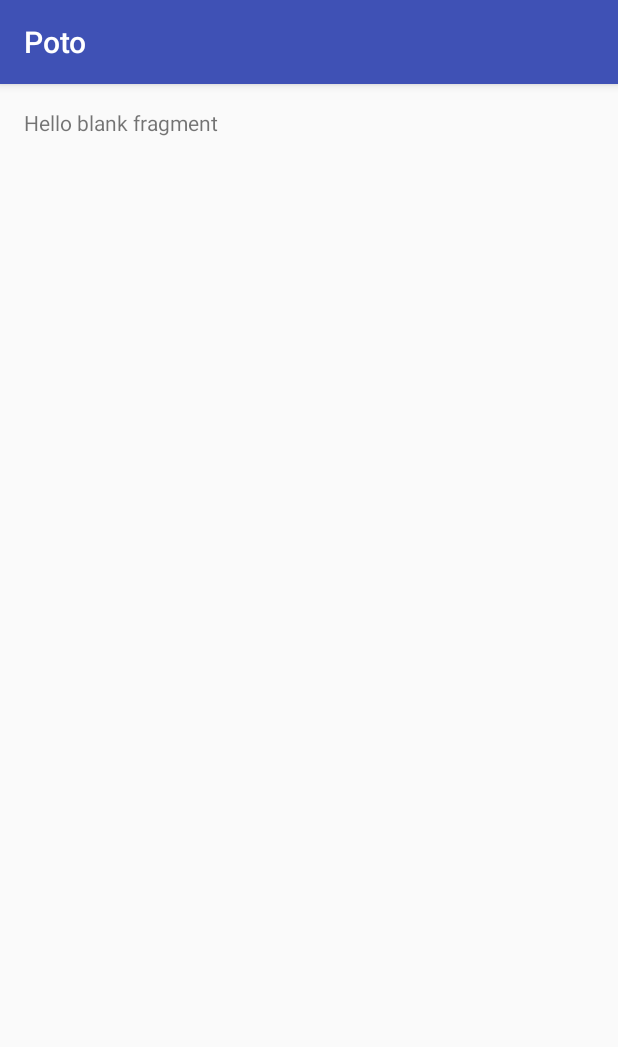
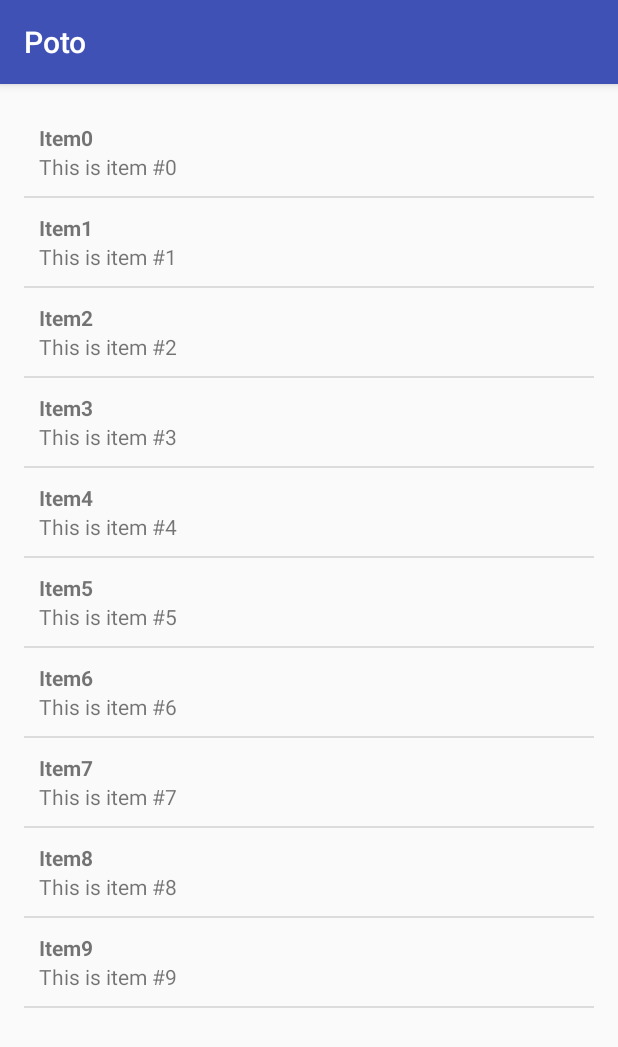
Before and after one commit to Wall-Dough/poto, an Android app: the screen it shows after launch (MainActivity), on a phone screen of 412 x 824 dp. Shown: the top 1047 px of the screen. Run offline under Robolectric (Android 15) with nearby library versions, the light colour scheme and no system bars.

Commit message:
Made generic list fragment

```diff
--- /dev/null
+++ b/Poto/app/src/main/java/com/wall_dough/poto/ItemListAdapter.java
@@ -0,0 +1,48 @@
+package com.wall_dough.poto;
+
+import android.content.Context;
+import android.view.LayoutInflater;
+import android.view.View;
+import android.view.ViewGroup;
+import android.widget.ArrayAdapter;
+import android.widget.TextView;
+
+import com.wall_dough.poto.models.items.lists.ListItem;
+
+import java.util.List;
+
+/**
+ * Created by andrew on 6/1/16.
+ */
+public class ItemListAdapter extends ArrayAdapter<ListItem> {
+    public ItemListAdapter(Context context, int textViewResourceId) {
+        super(context, textViewResourceId);
+    }
+
+    public ItemListAdapter(Context context, int resource, List<ListItem> items) {
+        super(context, resource, items);
+    }
+
+    @Override
+    public View getView(int position, View convertView, ViewGroup parent) {
+        View v = convertView;
+
+        if (v == null) {
+            LayoutInflater vi;
+            vi = LayoutInflater.from(getContext());
+            v = vi.inflate(R.layout.generic_list_item, null);
+        }
+
+        ListItem p = getItem(position);
+
+        if (p != null) {
+            TextView nameView = (TextView) v.findViewById(R.id.item_name);
+            TextView contentView = (TextView) v.findViewById(R.id.item_content);
+
+            nameView.setText(p.getName());
+            contentView.setText(p.getContent());
+        }
+
+        return v;
+    }
+}
--- a/Poto/app/src/main/java/com/wall_dough/poto/ItemListFragment.java
+++ b/Poto/app/src/main/java/com/wall_dough/poto/ItemListFragment.java
@@ -1,22 +1,34 @@
 package com.wall_dough.poto;
 
 import android.app.Fragment;
+import android.app.ListFragment;
 import android.content.Context;
 import android.net.Uri;
 import android.os.Bundle;
+import android.util.Log;
 import android.view.LayoutInflater;
 import android.view.View;
 import android.view.ViewGroup;
+import android.widget.AdapterView;
+import android.widget.ArrayAdapter;
+import android.widget.Button;
+import android.widget.ListView;
+import android.widget.Spinner;
+
+import com.wall_dough.poto.models.items.lists.ListItem;
+
+import java.util.ArrayList;
+import java.util.List;
 
 /**
  * A simple {@link Fragment} subclass.
- * Activities that contain this fragment must implement the
- * {@link ItemListFragment.OnFragmentInteractionListener} interface
- * to handle interaction events.
  * Use the {@link ItemListFragment#newInstance} factory method to
  * create an instance of this fragment.
  */
-public class ItemListFragment extends Fragment {
+public class ItemListFragment extends ListFragment {
+
+    private static final String TAG = ItemListFragment.class.getSimpleName();
+
     // TODO: Rename parameter arguments, choose names that match
     // the fragment initialization parameters, e.g. ARG_ITEM_NUMBER
     private static final String ARG_PARAM1 = "param1";
@@ -25,8 +37,6 @@ public class ItemListFragment extends Fragment {
     // TODO: Rename and change types of parameters
     private String mParam1;
     private String mParam2;
-
-    private OnFragmentInteractionListener mListener;
 
     public ItemListFragment() {
         // Required empty public constructor
@@ -59,49 +69,49 @@ public class ItemListFragment extends Fragment {
         }
     }
 
+
+
+    private ArrayList<ListItem> getItemList() {
+        ArrayList<ListItem> itemList = new ArrayList();
+
+        int numItems = 10;
+        for (int i = 0; i < numItems; i++) {
+            ListItem item = new ListItem();
+            item.setName("Item" + String.valueOf(i));
+            item.setContent("This is item #" + String.valueOf(i));
+            item.setNumRatings(2 * i + 1);
+            item.setRating(5);
+            item.setUserRating(5);
+            itemList.add(item);
+        }
+
+        return itemList;
+
+    }
+
     @Override
     public View onCreateView(LayoutInflater inflater, ViewGroup container,
                              Bundle savedInstanceState) {
         // Inflate the layout for this fragment
-        return inflater.inflate(R.layout.fragment_item_list, container, false);
+
+        View view = inflater.inflate(R.layout.fragment_item_list, container, false);
+
+        ItemListAdapter adapter = new ItemListAdapter(this.getActivity(), R.layout.generic_list_item, getItemList());
+        setListAdapter(adapter);
+        return view;
     }
 
     // TODO: Rename method, update argument and hook method into UI event
     public void onButtonPressed(Uri uri) {
-        if (mListener != null) {
-            mListener.onFragmentInteraction(uri);
-        }
     }
 
     @Override
     public void onAttach(Context context) {
         super.onAttach(context);
-        if (context instanceof OnFragmentInteractionListener) {
-            mListener = (OnFragmentInteractionListener) context;
-        } else {
-            throw new RuntimeException(context.toString()
-                    + " must implement OnFragmentInteractionListener");
-        }
     }
 
     @Override
     public void onDetach() {
         super.onDetach();
-        mListener = null;
-    }
-
-    /**
-     * This interface must be implemented by activities that contain this
-     * fragment to allow an interaction in this fragment to be communicated
-     * to the activity and potentially other fragments contained in that
-     * activity.
-     * <p>
-     * See the Android Training lesson <a href=
-     * "http://developer.android.com/training/basics/fragments/communicating.html"
-     * >Communicating with Other Fragments</a> for more information.
-     */
-    public interface OnFragmentInteractionListener {
-        // TODO: Update argument type and name
-        void onFragmentInteraction(Uri uri);
     }
 }
--- a/Poto/app/src/main/java/com/wall_dough/poto/MainActivity.java
+++ b/Poto/app/src/main/java/com/wall_dough/poto/MainActivity.java
@@ -5,26 +5,32 @@ import android.app.FragmentTransaction;
 import android.net.Uri;
 import android.support.v7.app.AppCompatActivity;
 import android.os.Bundle;
+import android.util.Log;
+import android.widget.RelativeLayout;
 
-public class MainActivity extends AppCompatActivity
-    implements ItemListFragment.OnFragmentInteractionListener {
+import com.wall_dough.poto.models.items.lists.ListItem;
 
+import java.util.ArrayList;
 
+public class MainActivity extends AppCompatActivity {
 
     @Override
     protected void onCreate(Bundle savedInstanceState) {
         super.onCreate(savedInstanceState);
         setContentView(R.layout.activity_main);
 
-        FragmentManager fragmentManager = getFragmentManager();
-        FragmentTransaction fragmentTransaction = fragmentManager.beginTransaction();
-        ItemListFragment fragment = ItemListFragment.newInstance("", "");
-        fragmentTransaction.add(R.id.main_layout, fragment);
-        fragmentTransaction.commit();
-    }
+        if (!isFinishing()) {
+            FragmentManager fragmentManager = getFragmentManager();
 
-    @Override
-    public void onFragmentInteraction(Uri uri) {
+            int count = fragmentManager.getBackStackEntryCount();
+            for (int i = 0; i < count; i++) {
+                fragmentManager.popBackStack();
+            }
 
+            FragmentTransaction fragmentTransaction = fragmentManager.beginTransaction();
+            ItemListFragment fragment = ItemListFragment.newInstance("", "");
+            fragmentTransaction.replace(R.id.main_layout, fragment);
+            fragmentTransaction.commit();
+        }
     }
 }
--- a/Poto/app/src/main/res/layout/fragment_item_list.xml
+++ b/Poto/app/src/main/res/layout/fragment_item_list.xml
@@ -1,13 +1,6 @@
-<FrameLayout xmlns:android="http://schemas.android.com/apk/res/android"
-    xmlns:tools="http://schemas.android.com/tools"
+<ListView android:layout_height="fill_parent"
     android:layout_width="match_parent"
-    android:layout_height="match_parent"
-    tools:context=".ItemListFragment">
+    android:id="@+id/item_list"
+    xmlns:android="http://schemas.android.com/apk/res/android">
 
-    <!-- TODO: Update blank fragment layout -->
-    <TextView
-        android:layout_width="match_parent"
-        android:layout_height="match_parent"
-        android:text="@string/hello_blank_fragment" />
-
-</FrameLayout>
+</ListView>
--- /dev/null
+++ b/Poto/app/src/main/res/layout/generic_list_item.xml
@@ -0,0 +1,19 @@
+<?xml version="1.0" encoding="utf-8"?>
+<LinearLayout xmlns:android="http://schemas.android.com/apk/res/android"
+    android:orientation="vertical" android:layout_width="match_parent"
+    android:layout_height="wrap_content"
+    android:padding="10dp">
+
+    <TextView
+        android:layout_width="wrap_content"
+        android:layout_height="wrap_content"
+        android:text="Name"
+        android:id="@+id/item_name"
+        android:textStyle="bold" />
+
+    <TextView
+        android:layout_width="wrap_content"
+        android:layout_height="wrap_content"
+        android:text="Content"
+        android:id="@+id/item_content" />
+</LinearLayout>
--- a/Poto/app/src/main/res/values/strings.xml
+++ b/Poto/app/src/main/res/values/strings.xml
@@ -1,6 +1,11 @@
 <resources>
     <string name="app_name">Poto</string>
 
-    <!-- TODO: Remove or change this placeholder text -->
-    <string name="hello_blank_fragment">Hello blank fragment</string>
+    <string-array name="nav_items">
+        <item>Festivals</item>
+        <item>Vendors</item>
+        <item>Food</item>
+        <item>Drinks</item>
+    </string-array>
+
 </resources>
```
